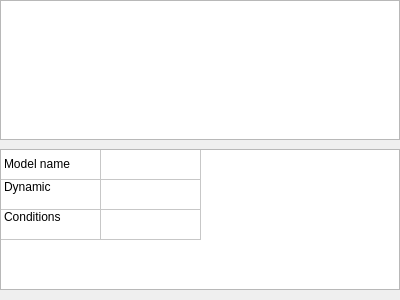
Before: the Qt Designer form src/vle/gvle2/filevpzrtool.ui in Agilack/vle, drawn with Qt 5.
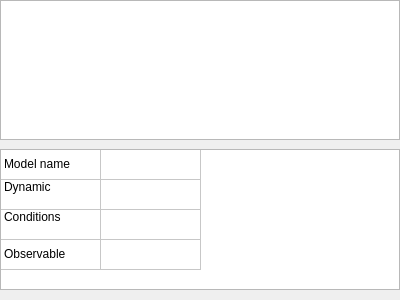
After: the same form once the commit is applied. The open tabs and pages were chosen to show the change.

Commit message: gvle2: add the observable editor and selector

Patch:
```diff
--- a/src/vle/gvle2/filevpzrtool.ui
+++ b/src/vle/gvle2/filevpzrtool.ui
@@ -82,7 +82,7 @@
           <bool>true</bool>
          </property>
          <property name="rowCount">
-          <number>3</number>
+          <number>4</number>
          </property>
          <property name="columnCount">
           <number>2</number>
@@ -102,6 +102,7 @@
          <row/>
          <row/>
          <row/>
+         <row/>
          <column>
           <property name="text">
            <string>Property</string>
@@ -158,6 +159,11 @@
            <set>ItemIsSelectable|ItemIsEnabled</set>
           </property>
          </item>
+         <item row="3" column="0">
+          <property name="text">
+           <string>Observable</string>
+          </property>
+         </item>
         </widget>
        </item>
       </layout>
```
Left out of the diff: 2 changed lines with no effect on the pictures. The commit also changes 10 other files.
